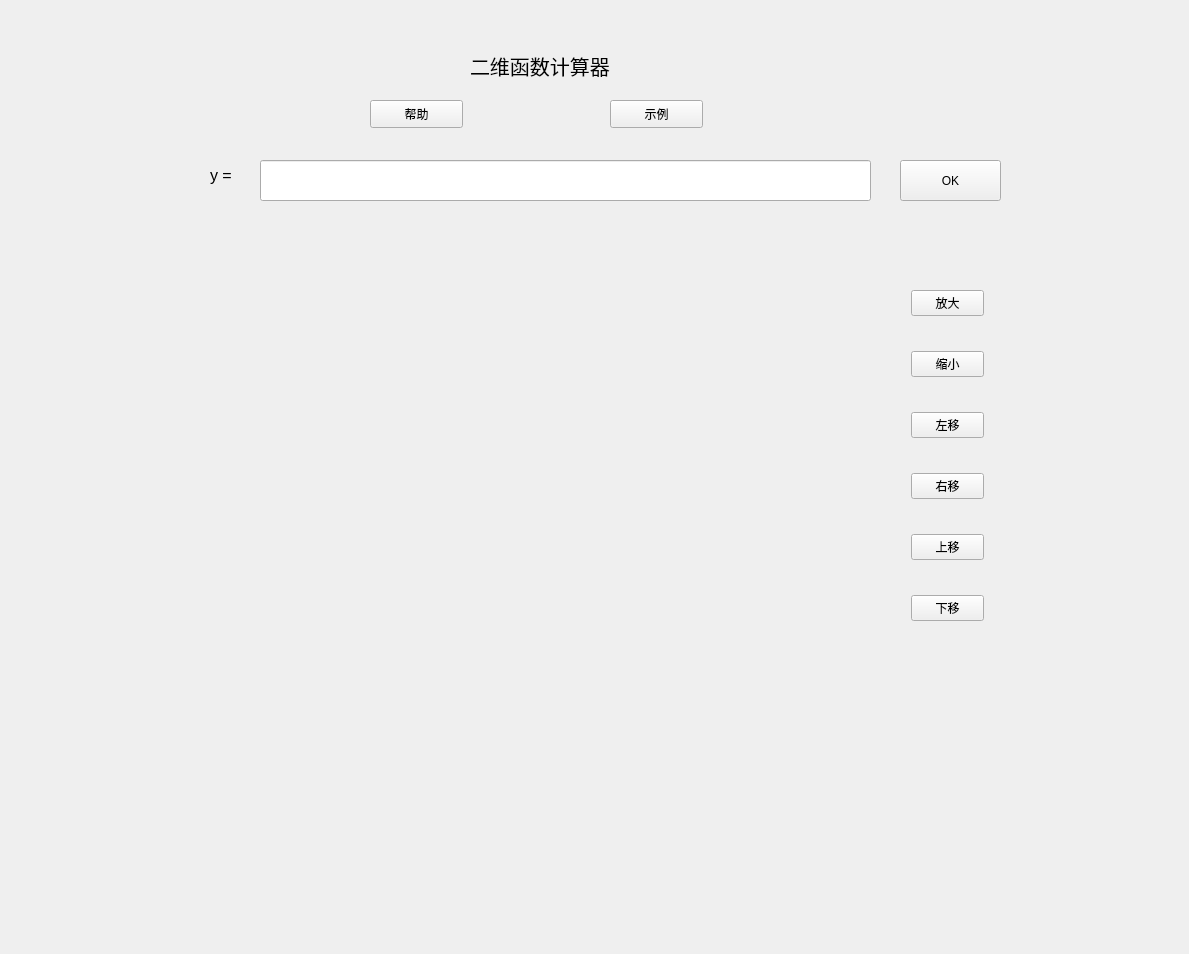
This is caculator(with qt gui)/caculator(with qt gui)/QT_OpenGL.ui in AhaLims/calculator as Qt 5 draws it before an edit. The edited form follows.
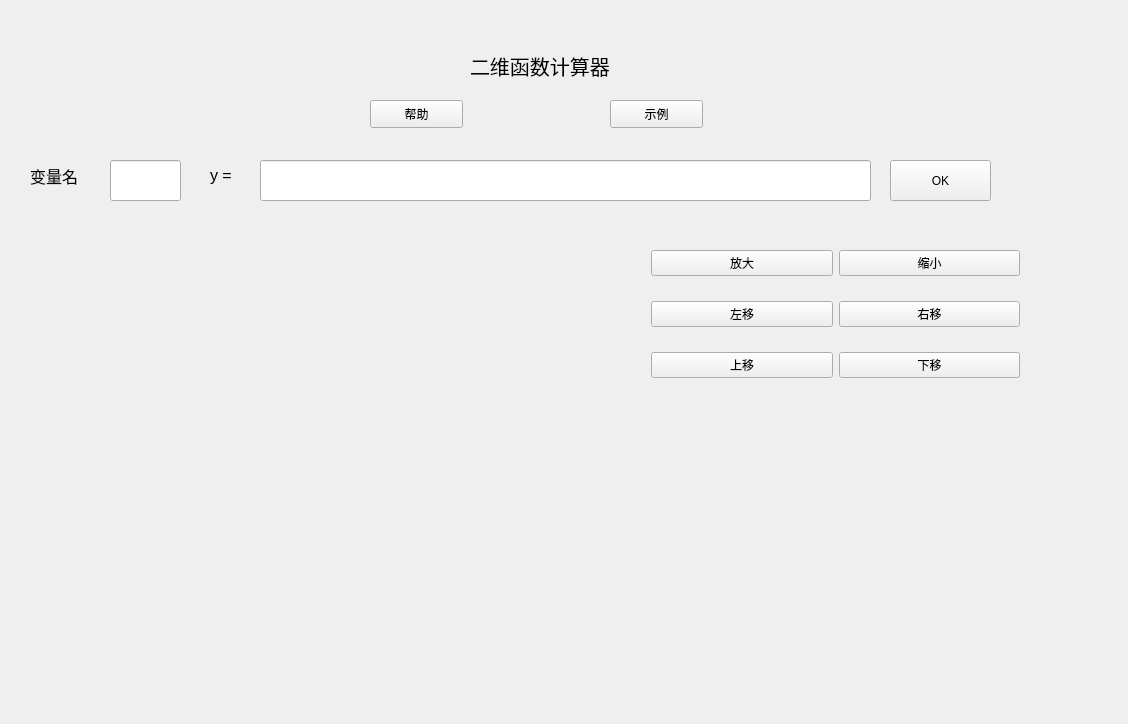
This is the edited form.

```diff
--- a/caculator(with qt gui)/caculator(with qt gui)/QT_OpenGL.ui
+++ b/caculator(with qt gui)/caculator(with qt gui)/QT_OpenGL.ui
@@ -6,8 +6,8 @@
    <rect>
     <x>0</x>
     <y>0</y>
-    <width>1189</width>
-    <height>954</height>
+    <width>1128</width>
+    <height>724</height>
    </rect>
   </property>
   <property name="windowTitle">
@@ -16,7 +16,7 @@
   <widget class="QPushButton" name="pushOK">
    <property name="geometry">
     <rect>
-     <x>900</x>
+     <x>890</x>
      <y>160</y>
      <width>101</width>
      <height>41</height>
@@ -103,52 +103,85 @@
     <string>示例</string>
    </property>
   </widget>
-  <widget class="QWidget" name="verticalLayoutWidget">
+  <widget class="QLabel" name="label_3">
    <property name="geometry">
     <rect>
-     <x>900</x>
-     <y>250</y>
-     <width>95</width>
-     <height>411</height>
+     <x>30</x>
+     <y>160</y>
+     <width>72</width>
+     <height>31</height>
     </rect>
    </property>
-   <layout class="QVBoxLayout" name="verticalLayout">
-    <item>
+   <property name="font">
+    <font>
+     <pointsize>12</pointsize>
+    </font>
+   </property>
+   <property name="text">
+    <string>变量名</string>
+   </property>
+  </widget>
+  <widget class="QLineEdit" name="variabl_name">
+   <property name="geometry">
+    <rect>
+     <x>110</x>
+     <y>160</y>
+     <width>71</width>
+     <height>41</height>
+    </rect>
+   </property>
+   <property name="font">
+    <font>
+     <pointsize>12</pointsize>
+    </font>
+   </property>
+  </widget>
+  <widget class="QWidget" name="gridLayoutWidget">
+   <property name="geometry">
+    <rect>
+     <x>640</x>
+     <y>220</y>
+     <width>391</width>
+     <height>191</height>
+    </rect>
+   </property>
+   <layout class="QGridLayout" name="gridLayout">
+    <item row="0" column="0">
      <widget class="QPushButton" name="enlarge">
       <property name="text">
        <string>放大</string>
       </property>
      </widget>
     </item>
-    <item>
+    <item row="0" column="1">
      <widget class="QPushButton" name="lessen">
       <property name="text">
        <string>缩小</string>
       </property>
      </widget>
     </item>
-    <item>
-     <widget class="QPushButton" name="left">
-      <property name="text">
-       <string>左移</string>
-      </property>
-     </widget>
-    </item>
-    <item>
+    <item row="1" column="1">
      <widget class="QPushButton" name="right">
       <property name="text">
        <string>右移</string>
       </property>
      </widget>
     </item>
-    <item>
+    <item row="2" column="0">
      <widget class="QPushButton" name="pushButton_4">
       <property name="text">
        <string>上移</string>
       </property>
      </widget>
     </item>
-    <item>
+    <item row="1" column="0">
+     <widget class="QPushButton" name="left">
+      <property name="text">
+       <string>左移</string>
+      </property>
+     </widget>
+    </item>
+    <item row="2" column="1">
      <widget class="QPushButton" name="pushButton_5">
       <property name="text">
        <string>下移</string>
```
Left out of the diff: 160 changed lines with no effect on the pictures.
